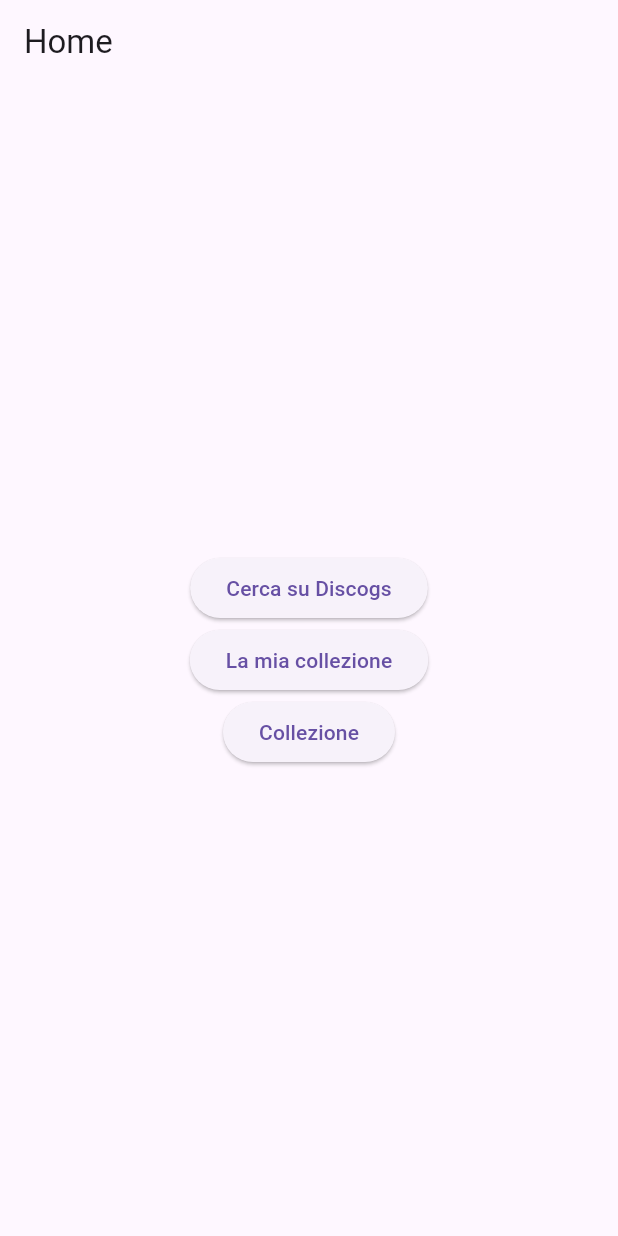
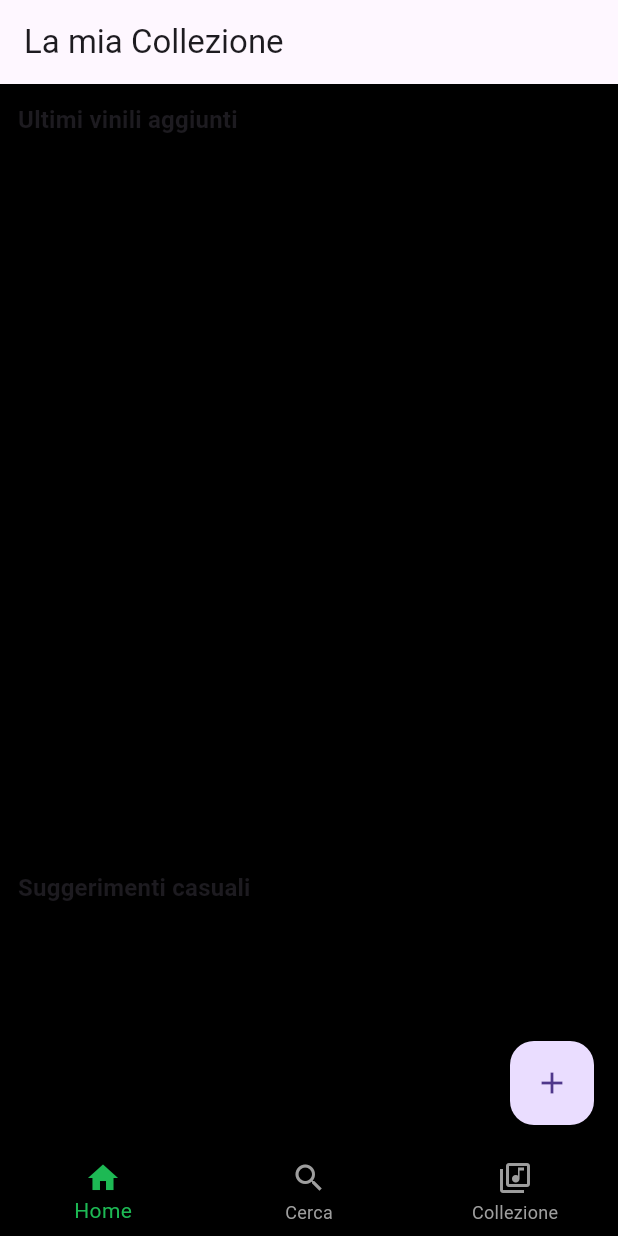
Before and after one commit to paskcodes/vinyl_collection_app, a Flutter app: the screen it shows after launch, on a phone screen of 412 x 824 dp. Run offline on Flutter 3.47's test engine with Material 3 defaults, Android fonts, the phone set to English and light mode, and no system bars; our stand-ins replace flutter_dotenv, image_picker, sqflite; accounts and stored records are empty.

Commit message:
Aggiornato AndroidManifest.xml con l'aggiunta per il permesso della camera e dello storage. Rinominati alcuni file secondo la convenzione di flutter, ovvero tutto in minuscolo. Aggiunto databasehelper.dart per fare un'unica classe che lavora sul database. Modificata la homepage, il main e aggiunto mainscaffold.dart per far sì che ci sia la barra di navigazione come Spotify. Aggiunta vinyl_card.dart per dare il vinile come card. Creata suggestion_tile.dart per mostrare nella homepage i possibili suggerimenti all'utente (da ultimare).

```diff
--- a/lib/database/db_vinili.dart
+++ b/lib/database/db_vinili.dart
@@ -34,7 +34,7 @@ class VinileDatabase {
     final existing = await db.query(
       'vinyls',
       where: 'titolo = ? AND nome_artista = ? AND anno = ?',
-      whereArgs: [vinile.titolo, vinile.nomeArtista, vinile.anno],
+      whereArgs: [vinile.titolo, vinile.artista, vinile.anno],
     );
 
     if (existing.isNotEmpty) {
--- a/lib/database/dbvinili.dart
+++ b/lib/database/dbvinili.dart
@@ -2,7 +2,7 @@ import 'package:sqflite/sqflite.dart';
 import 'package:path/path.dart';
 
 
-import '../vinile/Vinile.dart';
+import '../vinile/vinile.dart';
 
 class DatabaseHelper {
   DatabaseHelper._privateConstructor();
@@ -47,7 +47,7 @@ class DatabaseHelper {
       final db= await DatabaseHelper.instance.database;
       final result= await db.query('collezioneVinili',
       where: 'titolo = ? AND artista = ? AND anno =?',
-      whereArgs:[vinile.titolo,vinile.nomeArtista,vinile.anno],
+      whereArgs:[vinile.titolo,vinile.artista,vinile.anno],
       );
 
       return result.isNotEmpty;
@@ -69,7 +69,7 @@ class DatabaseHelper {
     final db = await DatabaseHelper.instance.database;
     final result = await db.delete('collezionevinili',
       where: 'titolo = ? AND artista = ? AND anno = ?',
-      whereArgs: [vinile.titolo,vinile.nomeArtista,vinile.anno],
+      whereArgs: [vinile.titolo,vinile.artista,vinile.anno],
     );
     return result > 0;
   }
--- a/lib/main.dart
+++ b/lib/main.dart
@@ -1,9 +1,6 @@
 import 'package:flutter/material.dart';
 import 'package:flutter_dotenv/flutter_dotenv.dart';
-import 'package:vinyl_collection_app/screen/schermatacollezione.dart';
-import 'screen/homepage.dart';
-import 'screen/ricerca.dart';
-//import 'screen/collection.dart';
+import '../screen/mainscaffold.dart'; // importa la nuova schermata radice
 
 void main() async {
   WidgetsFlutterBinding.ensureInitialized();
@@ -20,12 +17,11 @@ class MyApp extends StatelessWidget {
       title: 'Vinyl Collector',
       theme: ThemeData(
         primarySwatch: Colors.deepPurple,
+        scaffoldBackgroundColor: Colors.black,
       ),
-      initialRoute: '/',
+      home: const MainScaffold(),  // <-- usa questa
       routes: {
-        '/': (context) => const HomeScreen(),
-        '/search': (context) => const SearchScreen(),
-        '/collection': (context) => const SchermataCollezione(),
+        // le rotte secondarie per dettaglio, aggiunta, ecc.
       },
     );
   }
--- a/lib/screen/homepage.dart
+++ b/lib/screen/homepage.dart
@@ -1,4 +1,9 @@
 import 'package:flutter/material.dart';
+
+import '../components/vinyl_card.dart';
+import '../database/databasehelper.dart';
+import '../vinile/vinile.dart';
+import '../components/suggestion_tile.dart';
 
 class HomeScreen extends StatelessWidget {
   const HomeScreen({super.key});
@@ -6,26 +11,75 @@ class HomeScreen extends StatelessWidget {
   @override
   Widget build(BuildContext context) {
     return Scaffold(
-      appBar: AppBar(title: const Text('Home')),
-      body: Center(
+      appBar: AppBar(title: const Text('La mia Collezione')),
+      body: FutureBuilder<_HomeData>(
+        future: _caricaDatiHome(),
+        builder: (context, snapshot) {
+          if (!snapshot.hasData) {
+            return const Center(child: CircularProgressIndicator());
+          }
+          final data = snapshot.data!;
+          return Padding(
+            padding: const EdgeInsets.all(12.0),
             child: Column(
-          mainAxisAlignment: MainAxisAlignment.center,
+              crossAxisAlignment: CrossAxisAlignment.start,
               children: [
-            ElevatedButton(
-              onPressed: () => Navigator.pushNamed(context, '/search'),
-              child: const Text('Cerca su Discogs'),
+                _SectionTitle('Ultimi vinili aggiunti'),
+                Expanded(
+                  flex: 2,
+                  child: ListView.builder(
+                    itemCount: data.recent.length,
+                    itemBuilder: (context, i) =>
+                        VinylCard(vinile: data.recent[i]),
                   ),
-            ElevatedButton(
-              onPressed: () => Navigator.pushNamed(context, '/collection'),
-              child: const Text('La mia collezione'),
                 ),
-            ElevatedButton(
-              onPressed: () => Navigator.pushNamed(context, '/collection'),
-              child: const Text('Collezione'),
+                const SizedBox(height: 20),
+                _SectionTitle('Suggerimenti casuali'),
+                SizedBox(
+                  height: 150,
+                  child: ListView.builder(
+                    scrollDirection: Axis.horizontal,
+                    itemCount: data.random.length,
+                    itemBuilder: (context, i) =>
+                        SuggestionTile(vinile: data.random[i]),
+                  ),
                 ),
               ],
             ),
+          );
+        },
+      ),
+      floatingActionButton: FloatingActionButton(
+        onPressed: () => Navigator.pushNamed(context, '/addVinyl'),
+        child: const Icon(Icons.add),
+        tooltip: 'Aggiungi nuovo vinile',
       ),
     );
   }
+
+  Future<_HomeData> _caricaDatiHome() async {
+    final db = DatabaseHelper.instance;
+    final recent = await db.getLastVinili(limit: 5);
+    final random = await db.getRandomVinili(limit: 3);
+    return _HomeData(recent: recent, random: random);
   }
+}
+
+class _HomeData {
+  final List<Vinile> recent;
+  final List<Vinile> random;
+  _HomeData({required this.recent, required this.random});
+}
+
+class _SectionTitle extends StatelessWidget {
+  final String text;
+  const _SectionTitle(this.text, {super.key});
+  @override
+  Widget build(BuildContext context) => Text(
+    text,
+    style: Theme.of(context)
+        .textTheme
+        .titleMedium!
+        .copyWith(fontWeight: FontWeight.bold),
+  );
+}
--- /dev/null
+++ b/lib/screen/mainscaffold.dart
@@ -0,0 +1,54 @@
+import 'package:flutter/material.dart';
+import 'homepage.dart';
+import 'ricerca.dart';
+import 'schermatacollezione.dart';
+
+class MainScaffold extends StatefulWidget {
+  const MainScaffold({super.key});
+
+  @override
+  State<MainScaffold> createState() => _MainScaffoldState();
+}
+
+class _MainScaffoldState extends State<MainScaffold> {
+  int _currentIndex = 0;
+
+  final List<Widget> _pages = const [
+    HomeScreen(),
+    SearchScreen(),
+    SchermataCollezione(),
+  ];
+
+  @override
+  Widget build(BuildContext context) {
+    return Scaffold(
+      body: IndexedStack(
+        index: _currentIndex,
+        children: _pages,
+      ),
+      bottomNavigationBar: BottomNavigationBar(
+        currentIndex: _currentIndex,
+        backgroundColor: Colors.black,
+        selectedItemColor: const Color(0xFF1DB954),
+        unselectedItemColor: Colors.grey,
+        onTap: (index) => setState(() => _currentIndex = index),
+        items: const [
+          BottomNavigationBarItem(
+            icon: Icon(Icons.home_outlined),
+            activeIcon: Icon(Icons.home),
+            label: 'Home',
+          ),
+          BottomNavigationBarItem(
+            icon: Icon(Icons.search),
+            label: 'Cerca',
+          ),
+          BottomNavigationBarItem(
+            icon: Icon(Icons.library_music_outlined),
+            activeIcon: Icon(Icons.library_music),
+            label: 'Collezione',
+          ),
+        ],
+      ),
+    );
+  }
+}
--- a/lib/screen/schermatacollezione.dart
+++ b/lib/screen/schermatacollezione.dart
@@ -1,6 +1,6 @@
 import 'package:flutter/material.dart';
 import 'package:vinyl_collection_app/database/dbvinili.dart';
-import 'package:vinyl_collection_app/vinile/Vinile.dart';
+import 'package:vinyl_collection_app/vinile/vinile.dart';
 
 class SchermataCollezione extends StatefulWidget {
   const SchermataCollezione({super.key});
@@ -76,11 +76,11 @@ class _SchermataCollezioneState extends State<SchermataCollezione> {
                   leading: SizedBox(
                     width: 50,
                     height: 50,
-                    child: vinile.immagine,
+                    child: vinile.coverWidget,  // <-- qui!
                   ),
 
                   title: Text(vinile.titolo),
-                  subtitle: Text('${vinile.nomeArtista} (${vinile.anno})'),
+                  subtitle: Text('${vinile.artista} (${vinile.anno})'),
 
                   trailing: PopupMenuButton<String>(
                     onSelected: (scelta) {
--- /dev/null
+++ b/lib/vinile/vinile.dart
@@ -0,0 +1,75 @@
+library vinile_model;
+
+import 'dart:io';
+import 'package:flutter/material.dart';
+import 'package:vinyl_collection_app/vinile/condizione.dart';
+import 'package:vinyl_collection_app/vinile/genere.dart';
+
+class Vinile {
+  /* ---------- campi ---------- */
+  final int? id;                    // PK autoincrement
+  final String titolo;
+  final String artista;             // ex “nomeArtista”
+  final int anno;
+  final Genere? genere;             // FK verso tabella generi (può essere null)
+  final String? etichettaDiscografica;
+  final int? quantita;
+  final Condizione? condizione;
+  final String? immagine;           // path locale o URL
+  final bool preferito;
+  final String? createdAt;          // ISO‑8601 (“2025‑06‑30T14:05:00”)
+
+  /* ---------- costruttore ---------- */
+  const Vinile({
+    this.id,
+    required this.titolo,
+    required this.artista,
+    required this.anno,
+    this.genere,
+    this.etichettaDiscografica,
+    this.quantita,
+    this.condizione,
+    this.immagine,
+    this.preferito = false,
+    this.createdAt,
+  });
+
+  /* ---------- helper per la UI ---------- */
+  /// Restituisce un widget immagine da usare ovunque (Network o File).
+  Widget get coverWidget => immagine != null
+      ? (immagine!.startsWith('http')
+      ? Image.network(immagine!, fit: BoxFit.cover)
+      : Image.file(File(immagine!), fit: BoxFit.cover))
+      : const Icon(Icons.album, size: 40);
+
+  /* ---------- serializzazione ---------- */
+  Map<String, Object?> toMap() => {
+    'id': id,
+    'titolo': titolo,
+    'artista': artista,
+    'anno': anno,
+    'genere': genere?.index,
+    'etichetta_discografica': etichettaDiscografica,
+    'quantita': quantita,
+    'condizione': condizione?.index,
+    'immagine': immagine,
+    'preferito': preferito ? 1 : 0,
+    'created_at': createdAt,
+  };
+
+  factory Vinile.fromMap(Map<String, dynamic> m) => Vinile(
+    id: m['id'] as int?,
+    titolo: m['titolo'] as String,
+    artista: m['artista'] as String,
+    anno: m['anno'] as int,
+    genere: m['genere'] != null ? Genere.values[m['genere'] as int] : null,
+    etichettaDiscografica: m['etichetta_discografica'] as String?,
+    quantita: m['quantita'] as int?,
+    condizione: m['condizione'] != null
+        ? Condizione.values[m['condizione'] as int]
+        : null,
+    immagine: m['immagine'] as String?,
+    preferito: (m['preferito'] as int? ?? 0) == 1,
+    createdAt: m['created_at'] as String?,
+  );
+}
--- a/pubspec.yaml
+++ b/pubspec.yaml
@@ -40,7 +40,7 @@ dependencies:
   http: ^0.13.6
   sqflite: ^2.4.2
   path: ^1.9.1
-
+  image_picker: ^1.1.1
 
 
 dev_dependencies:
```
Also changed, not shown: lib/components/suggestion_tile.dart (added, +49 -0 lines), lib/components/vinyl_card.dart (added, +31 -0 lines), lib/database/databasehelper.dart (added, +117 -0 lines), lib/screen/schermataaggiungi.dart (+68 -11 lines), lib/vinile/Vinile.dart (deleted, +0 -60 lines), lib/vinile/condizione.dart (renamed from lib/vinile/Condizione.dart), lib/vinile/genere.dart (renamed from lib/vinile/Genere.dart), pubspec.lock, 6 other files. Lines whose indentation alone changed are shown as unchanged.
